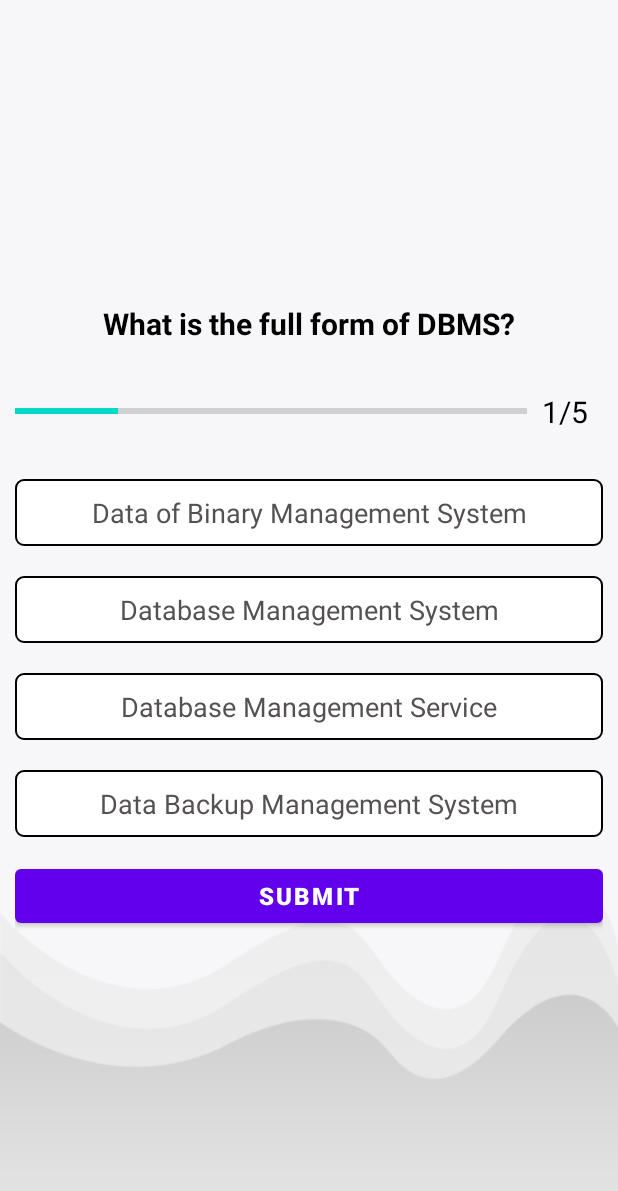
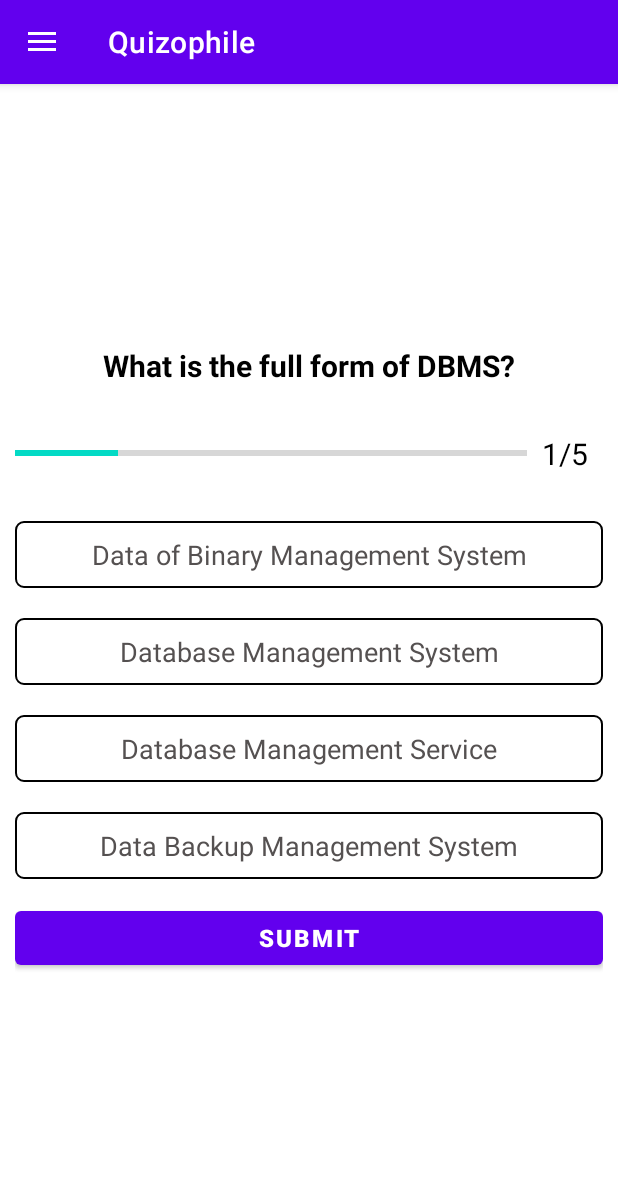
Before and after one commit to ShrutiMishra-2002/Androidbuzz-Quizophile, an Android app: the QuestionActivity screen opened directly, with no data from a screen before it, on a phone screen of 412 x 824 dp. Shown: the top 1191 px of the screen. Run offline under Robolectric (Android 15) with nearby library versions, the phone set to English and light mode, and no system bars.

Commit message:
Nav Drawer, Action_View Intents added (#2)
* added: NavDrawerLayout and MaterialApp bar

* added: github,linkedin links

Co-authored-by: Niket-Jain <52085669+Niket-Jain@users.noreply.github.com>

```diff
--- a/app/src/main/java/com/example/quizapp/MainActivity.kt
+++ b/app/src/main/java/com/example/quizapp/MainActivity.kt
@@ -9,9 +9,11 @@ import android.widget.Toast
 import kotlinx.android.synthetic.main.activity_main.*
 
 class MainActivity : AppCompatActivity() {
+
     override fun onCreate(savedInstanceState: Bundle?) {
         super.onCreate(savedInstanceState)
         setContentView(R.layout.activity_main)
+
         window.decorView.systemUiVisibility= View.SYSTEM_UI_FLAG_FULLSCREEN
         button.setOnClickListener {
             if(input.text.toString().isEmpty())
@@ -20,7 +22,7 @@ class MainActivity : AppCompatActivity() {
             }
             else{
                 var intent = Intent(this,QuestionActivity::class.java)
-                intent.putExtra("${setData.name}",input.text.toString())
+                intent.putExtra(QuestionDummyData.name,input.text.toString())
                 startActivity(intent)
                 finish()
             }
--- a/app/src/main/java/com/example/quizapp/QuestionActivity.kt
+++ b/app/src/main/java/com/example/quizapp/QuestionActivity.kt
@@ -3,144 +3,192 @@ package com.example.quizapp
 import android.content.Intent
 import android.graphics.Color
 import android.graphics.Typeface
+import android.net.Uri
 import androidx.appcompat.app.AppCompatActivity
 import android.os.Bundle
-import android.util.Log
+import android.view.MenuItem
 import android.widget.TextView
 import android.widget.Toast
+import androidx.annotation.StringRes
+import androidx.appcompat.app.ActionBarDrawerToggle
 import androidx.core.content.ContextCompat
 import kotlinx.android.synthetic.main.activity_question.*
 
 
 class QuestionActivity : AppCompatActivity() {
 
-    private var Name:String?=null
-    private var score:Int=0
+    lateinit var actionBarDrawerToggle: ActionBarDrawerToggle
+    private var Name: String? = null
+    private var score: Int = 0
 
-    private var currentPosition:Int=1
-    private var questionList:ArrayList<QuestionData> ? = null
-    private var selecedOption:Int=0
+    private var currentPosition: Int = 1
+    private var questionList: ArrayList<QuestionData>? = null
+    private var selecedOption: Int = 0
+
     override fun onCreate(savedInstanceState: Bundle?) {
         super.onCreate(savedInstanceState)
         setContentView(R.layout.activity_question)
 
-        Name=intent.getStringExtra(setData.name)
+        setUpNavDrawer()
 
-        questionList=setData.getQuestion()
+        Name = intent.getStringExtra(QuestionDummyData.name)
+
+        questionList = QuestionDummyData.getQuestion()
 
         setQuestion()
 
-        opt_1.setOnClickListener{
+        opt_1.setOnClickListener {
 
-            selectedOptionStyle(opt_1,1)
+            selectedOptionStyle(opt_1, 1)
         }
-        opt_2.setOnClickListener{
+        opt_2.setOnClickListener {
 
-            selectedOptionStyle(opt_2,2)
+            selectedOptionStyle(opt_2, 2)
         }
-        opt_3.setOnClickListener{
+        opt_3.setOnClickListener {
 
-            selectedOptionStyle(opt_3,3)
+            selectedOptionStyle(opt_3, 3)
         }
-        opt_4.setOnClickListener{
+        opt_4.setOnClickListener {
 
-            selectedOptionStyle(opt_4,4)
+            selectedOptionStyle(opt_4, 4)
         }
 
         submit.setOnClickListener {
-            if(selecedOption!=0)
-            {
-                val question=questionList!![currentPosition-1]
-                if(selecedOption!=question.correct_ans)
-                {
-                   setColor(selecedOption,R.drawable.wrong_question_option)
-                }else{
+            if (selecedOption != 0) {
+                val question = questionList!![currentPosition - 1]
+                if (selecedOption != question.correct_ans) {
+                    setColor(selecedOption, R.drawable.wrong_question_option)
+                } else {
                     score++;
                 }
-                setColor(question.correct_ans,R.drawable.correct_question_option)
-                if(currentPosition==questionList!!.size)
-                    submit.text="FINISH"
+                setColor(question.correct_ans, R.drawable.correct_question_option)
+                if (currentPosition == questionList!!.size)
+                    submit.text = "FINISH"
                 else
-                    submit.text="Go to Next"
-            }else{
+                    submit.text = "Go to Next"
+            } else {
                 currentPosition++
-                when{
-                    currentPosition<=questionList!!.size->{
+                when {
+                    currentPosition <= questionList!!.size -> {
                         setQuestion()
                     }
-                    else->{
-                       var intent= Intent(this,Result::class.java)
-                        intent.putExtra(setData.name,Name.toString())
-                        intent.putExtra(setData.score,score.toString())
-                        intent.putExtra("total size",questionList!!.size.toString())
+                    else -> {
+                        var intent = Intent(this, Result::class.java)
+                        intent.putExtra(QuestionDummyData.name, Name.toString())
+                        intent.putExtra(QuestionDummyData.score, score.toString())
+                        intent.putExtra("total size", questionList!!.size.toString())
 
                         startActivity(intent)
                         finish()
                     }
                 }
             }
-            selecedOption=0
+            selecedOption = 0
         }
-
     }
 
-    fun setColor(opt:Int,color:Int){
-        when(opt){
-            1->{
-                opt_1.background=ContextCompat.getDrawable(this,color)
+    private fun setUpNavDrawer() {
+        setSupportActionBar(topAppBar)
+        actionBarDrawerToggle =
+            ActionBarDrawerToggle(this, drawerLayout, R.string.app_name, R.string.app_name)
+        // Maintain the State of your Click Events on HamBurger Icon
+        actionBarDrawerToggle.syncState()
+
+        // This Handles the Navigation menu click Events
+        navigationView.setNavigationItemSelectedListener {
+            when (it.itemId) {
+                R.id.btnAboutTheApp -> {
+                    var aboutAppIntent = Intent(
+                        Intent.ACTION_VIEW,
+                        Uri.parse("https://github.com/ShrutiMishra-2002/Quizophile/blob/main/README.md")
+                    )
+                    startActivity(aboutAppIntent)
+                }
+
+                R.id.btnGithub -> {
+                    var aboutAppIntent = Intent(
+                        Intent.ACTION_VIEW,
+                        Uri.parse("https://github.com/ShrutiMishra-2002")
+                    )
+                    startActivity(aboutAppIntent)
+                }
+
+                R.id.btnLinkedIn -> {
+                    var aboutAppIntent = Intent(
+                        Intent.ACTION_VIEW,
+                        Uri.parse("https://www.linkedin.com/in/shruti-mishra-b270a7203")
+                    )
+                    startActivity(aboutAppIntent)
+                }
             }
-            2->{
-                opt_2.background=ContextCompat.getDrawable(this,color)
+            return@setNavigationItemSelectedListener true
+        }
+    }
+
+    fun setColor(opt: Int, color: Int) {
+        when (opt) {
+            1 -> {
+                opt_1.background = ContextCompat.getDrawable(this, color)
             }
-            3->{
-                opt_3.background=ContextCompat.getDrawable(this,color)
+            2 -> {
+                opt_2.background = ContextCompat.getDrawable(this, color)
             }
-            4->{
-                opt_4.background=ContextCompat.getDrawable(this,color)
+            3 -> {
+                opt_3.background = ContextCompat.getDrawable(this, color)
+            }
+            4 -> {
+                opt_4.background = ContextCompat.getDrawable(this, color)
             }
         }
     }
 
 
-    fun setQuestion(){
+    fun setQuestion() {
 
-        val question = questionList!![currentPosition-1]
+        val question = questionList!![currentPosition - 1]
         setOptionStyle()
 
 
-        progress_bar.progress=currentPosition
-        progress_bar.max=questionList!!.size
-        progress_text.text="${currentPosition}"+"/"+"${questionList!!.size}"
-        question_text.text=question.question
-        opt_1.text=question.option_one
-        opt_2.text=question.option_tw0
-        opt_3.text=question.option_three
-        opt_4.text=question.option_four
+        progress_bar.progress = currentPosition
+        progress_bar.max = questionList!!.size
+        progress_text.text = "${currentPosition}" + "/" + "${questionList!!.size}"
+        question_text.text = question.question
+        opt_1.text = question.option_one
+        opt_2.text = question.option_tw0
+        opt_3.text = question.option_three
+        opt_4.text = question.option_four
 
     }
 
-    fun setOptionStyle(){
-        var optionList:ArrayList<TextView> = arrayListOf()
-        optionList.add(0,opt_1)
-        optionList.add(1,opt_2)
-        optionList.add(2,opt_3)
-        optionList.add(3,opt_4)
+    fun setOptionStyle() {
+        var optionList: ArrayList<TextView> = arrayListOf()
+        optionList.add(0, opt_1)
+        optionList.add(1, opt_2)
+        optionList.add(2, opt_3)
+        optionList.add(3, opt_4)
 
-        for(op in optionList)
-        {
+        for (op in optionList) {
             op.setTextColor(Color.parseColor("#555151"))
-            op.background=ContextCompat.getDrawable(this,R.drawable.question_option)
-            op.typeface= Typeface.DEFAULT
+            op.background = ContextCompat.getDrawable(this, R.drawable.question_option)
+            op.typeface = Typeface.DEFAULT
         }
     }
 
-    fun selectedOptionStyle(view:TextView,opt:Int){
+    fun selectedOptionStyle(view: TextView, opt: Int) {
 
         setOptionStyle()
-        selecedOption=opt
-        view.background=ContextCompat.getDrawable(this,R.drawable.selected_question_option)
-        view.typeface= Typeface.DEFAULT_BOLD
+        selecedOption = opt
+        view.background = ContextCompat.getDrawable(this, R.drawable.selected_question_option)
+        view.typeface = Typeface.DEFAULT_BOLD
         view.setTextColor(Color.parseColor("#000000"))
 
     }
+
+    override fun onOptionsItemSelected(item: MenuItem): Boolean {
+        if (actionBarDrawerToggle.onOptionsItemSelected(item)) {
+            return true
+        }
+        return super.onOptionsItemSelected(item)
+    }
 }
--- a/app/src/main/java/com/example/quizapp/setData.kt
+++ b/app/src/main/java/com/example/quizapp/QuestionDummyData.kt
@@ -1,14 +1,14 @@
 package com.example.quizapp
 
-object setData {
+object QuestionDummyData {
 
     const val name:String="name"
     const val score:String="score"
 
    fun getQuestion():ArrayList<QuestionData>{
-       var que:ArrayList<QuestionData> = arrayListOf()
+       val que:ArrayList<QuestionData> = arrayListOf()
 
-       var question1 = QuestionData(
+       val question1 = QuestionData(
            1,
            "What is the full form of DBMS?",
 
@@ -18,7 +18,7 @@ object setData {
            "Data Backup Management System",
            2
        )
-       var question2 = QuestionData(
+       val question2 = QuestionData(
            2,
            "Operating system is a collection of ?" ,
 
@@ -28,7 +28,7 @@ object setData {
            "All of these",
            1
        )
-       var question3 = QuestionData(
+       val question3 = QuestionData(
            3,
            "How can we describe an array in the best possible way?",
 
@@ -38,7 +38,7 @@ object setData {
            "The Array is not a data structure",
            2
        )
-       var question4 = QuestionData(
+       val question4 = QuestionData(
            4,
            "Which type of data can be stored in the database?",
 
@@ -49,7 +49,7 @@ object setData {
            4
        )
 
-       var question5 = QuestionData(
+       val question5 = QuestionData(
            5,
            "How can we initialize an array in C language?",
 
@@ -65,6 +65,7 @@ object setData {
        que.add(question3)
        que.add(question4)
        que.add(question5)
+
        return que
    }
 }
--- a/app/src/main/java/com/example/quizapp/Result.kt
+++ b/app/src/main/java/com/example/quizapp/Result.kt
@@ -7,20 +7,22 @@ import android.view.View
 import kotlinx.android.synthetic.main.activity_result.*
 
 class Result : AppCompatActivity() {
+
     override fun onCreate(savedInstanceState: Bundle?) {
         super.onCreate(savedInstanceState)
         setContentView(R.layout.activity_result)
-        window.decorView.systemUiVisibility= View.SYSTEM_UI_FLAG_FULLSCREEN
-        val userName=intent.getStringExtra(setData.name)
-        val score=intent.getStringExtra(setData.score)
-        val totalQuestion=intent.getStringExtra("total size")
 
-        congo.text="Congratulations ${userName} !!"
-        Score.text="${score} / ${totalQuestion}"
+        window.decorView.systemUiVisibility = View.SYSTEM_UI_FLAG_FULLSCREEN
+        val userName = intent.getStringExtra(QuestionDummyData.name)
+        val score = intent.getStringExtra(QuestionDummyData.score)
+        val totalQuestion = intent.getStringExtra("total size")
+
+        congo.text = "Congratulations $userName !!"
+        Score.text = "$score / $totalQuestion"
+
         finishButton.setOnClickListener {
-            startActivity(Intent(this,MainActivity::class.java))
+            startActivity(Intent(this, MainActivity::class.java))
             finish()
         }
-
     }
 }
--- a/app/src/main/java/com/example/quizapp/splashActivity2.kt
+++ b/app/src/main/java/com/example/quizapp/SplashActivity.kt
@@ -7,13 +7,15 @@ import android.os.Handler
 import android.os.Looper
 import android.widget.Button
 
-class SplashActivity2 : AppCompatActivity() {
+class SplashActivity : AppCompatActivity() {
+
     override fun onCreate(savedInstanceState: Bundle?) {
         super.onCreate(savedInstanceState)
         setContentView(R.layout.activity_splash2)
+
         Handler(Looper.getMainLooper()).postDelayed({
             startActivity(Intent(this, MainActivity::class.java))
             finish()
-        }, 6000)
+        }, 3000)
     }
 }
--- /dev/null
+++ b/app/src/main/res/drawable/ic_about_.xml
@@ -0,0 +1,10 @@
+<vector xmlns:android="http://schemas.android.com/apk/res/android"
+    android:width="24dp"
+    android:height="24dp"
+    android:viewportWidth="24"
+    android:viewportHeight="24"
+    android:tint="?attr/colorControlNormal">
+  <path
+      android:fillColor="@android:color/white"
+      android:pathData="M12,2C6.48,2 2,6.48 2,12s4.48,10 10,10 10,-4.48 10,-10S17.52,2 12,2zM13,17h-2v-6h2v6zM13,9h-2L11,7h2v2z"/>
+</vector>
--- /dev/null
+++ b/app/src/main/res/drawable/ic_code.xml
@@ -0,0 +1,10 @@
+<vector xmlns:android="http://schemas.android.com/apk/res/android"
+    android:width="24dp"
+    android:height="24dp"
+    android:viewportWidth="24"
+    android:viewportHeight="24"
+    android:tint="?attr/colorControlNormal">
+  <path
+      android:fillColor="@android:color/white"
+      android:pathData="M9.4,16.6L4.8,12l4.6,-4.6L8,6l-6,6 6,6 1.4,-1.4zM14.6,16.6l4.6,-4.6 -4.6,-4.6L16,6l6,6 -6,6 -1.4,-1.4z"/>
+</vector>
--- /dev/null
+++ b/app/src/main/res/drawable/ic_hamburger_icon.xml
@@ -0,0 +1,10 @@
+<vector xmlns:android="http://schemas.android.com/apk/res/android"
+    android:width="24dp"
+    android:height="24dp"
+    android:viewportWidth="24"
+    android:viewportHeight="24"
+    android:tint="?attr/colorControlNormal">
+  <path
+      android:fillColor="@android:color/white"
+      android:pathData="M3,18h18v-2L3,16v2zM3,13h18v-2L3,11v2zM3,6v2h18L21,6L3,6z"/>
+</vector>
--- /dev/null
+++ b/app/src/main/res/drawable/ic_person.xml
@@ -0,0 +1,10 @@
+<vector xmlns:android="http://schemas.android.com/apk/res/android"
+    android:width="24dp"
+    android:height="24dp"
+    android:viewportWidth="24"
+    android:viewportHeight="24"
+    android:tint="?attr/colorControlNormal">
+  <path
+      android:fillColor="@android:color/white"
+      android:pathData="M12,12c2.21,0 4,-1.79 4,-4s-1.79,-4 -4,-4 -4,1.79 -4,4 1.79,4 4,4zM12,14c-2.67,0 -8,1.34 -8,4v2h16v-2c0,-2.66 -5.33,-4 -8,-4z"/>
+</vector>
--- a/app/src/main/res/drawable/wrong_question_option.xml
+++ b/app/src/main/res/drawable/wrong_question_option.xml
@@ -1,8 +1,6 @@
 <?xml version="1.0" encoding="utf-8"?>
 <shape xmlns:android="http://schemas.android.com/apk/res/android"
     android:shape="rectangle">
-
-
 
     <solid android:color="#F44336"/>
     <corners android:radius="5dp"/>
--- a/app/src/main/res/layout/activity_question.xml
+++ b/app/src/main/res/layout/activity_question.xml
@@ -1,49 +1,63 @@
 <?xml version="1.0" encoding="utf-8"?>
-<LinearLayout xmlns:android="http://schemas.android.com/apk/res/android"
+<androidx.drawerlayout.widget.DrawerLayout xmlns:android="http://schemas.android.com/apk/res/android"
     xmlns:app="http://schemas.android.com/apk/res-auto"
     xmlns:tools="http://schemas.android.com/tools"
+    android:id="@+id/drawerLayout"
     android:layout_width="match_parent"
     android:layout_height="match_parent"
+    tools:context=".QuestionActivity">
+
+    <androidx.constraintlayout.widget.ConstraintLayout
+        android:layout_width="match_parent"
+        android:layout_height="wrap_content">
+
+        <LinearLayout
+            android:id="@+id/linearLayout"
+            android:layout_width="match_parent"
+            android:layout_height="0dp"
+            android:gravity="center"
             android:orientation="vertical"
-    android:background="@drawable/back"
             android:padding="10dp"
-    android:gravity="center"
-    tools:context=".QuestionActivity">
+            app:layout_constraintBottom_toBottomOf="parent"
+            app:layout_constraintEnd_toEndOf="parent"
+            app:layout_constraintStart_toStartOf="parent"
+            app:layout_constraintTop_toBottomOf="@+id/appBarLayout">
 
             <TextView
                 android:id="@+id/question_text"
                 android:layout_width="match_parent"
                 android:layout_height="wrap_content"
                 android:gravity="center"
+                android:text="ENTER YOUR QUESTION"
+                android:textColor="@color/black"
                 android:textSize="20sp"
-        android:textStyle="bold"
-        android:textColor="@color/black"
-        android:text="ENTER YOUR QUESTION"/>
+                android:textStyle="bold" />
 
             <LinearLayout
                 android:layout_width="match_parent"
                 android:layout_height="wrap_content"
                 android:layout_marginTop="20dp"
-        android:orientation="horizontal"
-        android:gravity="center_vertical">
+                android:gravity="center_vertical"
+                android:orientation="horizontal">
+
                 <ProgressBar
                     android:id="@+id/progress_bar"
+                    style="?android:progressBarStyleHorizontal"
                     android:layout_width="0dp"
                     android:layout_height="wrap_content"
                     android:layout_weight="1"
-            android:progress="0"
                     android:max="5"
                     android:minHeight="50dp"
-            style="?android:progressBarStyleHorizontal"/>
-            />
+                    android:progress="0" />
+
                 <TextView
                     android:id="@+id/progress_text"
                     android:layout_width="wrap_content"
                     android:layout_height="wrap_content"
+                    android:padding="10dp"
                     android:text="1/5"
+                    android:textColor="@color/black"
                     android:textSize="20sp"
-            android:padding="10dp"
-            android:textColor="@color/black"
 
                     />
             </LinearLayout>
@@ -52,13 +66,12 @@
                 android:id="@+id/opt_1"
                 android:layout_width="match_parent"
                 android:layout_height="wrap_content"
+                android:layout_marginTop="20dp"
+                android:background="@drawable/question_option"
+                android:gravity="center"
+                android:padding="10dp"
                 android:text="option1"
-
-        android:background="@drawable/question_option"
-        android:padding="10dp"
-        android:textSize="18sp"
-        android:layout_marginTop="20dp"
-        android:gravity="center"/>
+                android:textSize="18sp" />
 
             <TextView
                 android:id="@+id/opt_2"
@@ -75,22 +88,23 @@
                 android:id="@+id/opt_3"
                 android:layout_width="match_parent"
                 android:layout_height="wrap_content"
+                android:layout_marginTop="20dp"
+                android:background="@drawable/question_option"
+                android:gravity="center"
+                android:padding="10dp"
                 android:text="option1"
-        android:background="@drawable/question_option"
-        android:padding="10dp"
-        android:textSize="18sp"
-        android:layout_marginTop="20dp"
-        android:gravity="center"/>
+                android:textSize="18sp" />
+
             <TextView
                 android:id="@+id/opt_4"
                 android:layout_width="match_parent"
                 android:layout_height="wrap_content"
+                android:layout_marginTop="20dp"
+                android:background="@drawable/question_option"
+                android:gravity="center"
+                android:padding="10dp"
                 android:text="option1"
-        android:background="@drawable/question_option"
-        android:padding="10dp"
-        android:textSize="18sp"
-        android:layout_marginTop="20dp"
-        android:gravity="center"/>
+                android:textSize="18sp" />
 
             <Button
                 android:id="@+id/submit"
@@ -98,7 +112,38 @@
                 android:layout_height="wrap_content"
                 android:layout_marginTop="15dp"
                 android:text="Submit"
-            android:textSize="16dp"
-            android:textStyle="bold"/>
+                android:textSize="16sp"
+                android:textStyle="bold" />
 
         </LinearLayout>
+
+        <com.google.android.material.appbar.AppBarLayout
+            android:id="@+id/appBarLayout"
+            android:layout_width="match_parent"
+            android:layout_height="wrap_content"
+            app:layout_constraintEnd_toEndOf="parent"
+            app:layout_constraintStart_toStartOf="parent"
+            app:layout_constraintTop_toTopOf="parent">
+
+            <com.google.android.material.appbar.MaterialToolbar
+                android:id="@+id/topAppBar"
+                style="@style/Widget.MaterialComponents.Toolbar.Primary"
+                android:layout_width="match_parent"
+                android:layout_height="?attr/actionBarSize"
+                app:navigationIcon="@drawable/ic_hamburger_icon"
+                app:title="@string/app_name" />
+
+        </com.google.android.material.appbar.AppBarLayout>
+
+
+    </androidx.constraintlayout.widget.ConstraintLayout>
+
+    <com.google.android.material.navigation.NavigationView
+        android:id="@+id/navigationView"
+        android:layout_width="match_parent"
+        android:layout_height="match_parent"
+        app:headerLayout="@layout/drawer_header"
+        android:layout_gravity="start"
+        app:menu="@menu/drawer_menu" />
+
+</androidx.drawerlayout.widget.DrawerLayout>
--- a/app/src/main/res/layout/activity_splash2.xml
+++ b/app/src/main/res/layout/activity_splash2.xml
@@ -9,7 +9,7 @@
     android:background="@drawable/background2"
     android:padding="10dp"
     android:gravity="center"
-    tools:context=".SplashActivity2">
+    tools:context=".SplashActivity">
 
 
     <com.airbnb.lottie.LottieAnimationView
--- a/app/src/main/res/menu/drawer_menu.xml
+++ b/app/src/main/res/menu/drawer_menu.xml
@@ -1,11 +1,19 @@
 <?xml version="1.0" encoding="utf-8"?>
-<menu xmlns:app="http://schemas.android.com/apk/res-auto"
-    xmlns:android="http://schemas.android.com/apk/res/android">
+<menu xmlns:android="http://schemas.android.com/apk/res/android"
+    xmlns:app="http://schemas.android.com/apk/res-auto">
 
-    <item android:title="About The App"
-        android:id="@+id/btnAboutTheApp" />
-    <item android:title="LinkedIn"
-        android:id="@+id/btnLinkedIn" />
-    <item android:title="Github"
-        android:id="@+id/btnGithub"/>
+    <item
+        android:id="@+id/btnAboutTheApp"
+        android:icon="@drawable/ic_about_"
+        android:title="About The App" />
+
+    <item
+        android:id="@+id/btnLinkedIn"
+        android:icon="@drawable/ic_person"
+        android:title="LinkedIn" />
+
+    <item
+        android:id="@+id/btnGithub"
+        android:icon="@drawable/ic_code"
+        android:title="Github" />
 </menu>
--- a/app/src/main/res/values/themes.xml
+++ b/app/src/main/res/values/themes.xml
@@ -1,6 +1,6 @@
 <resources xmlns:tools="http://schemas.android.com/tools">
     <!-- Base application theme. -->
-    <style name="Theme.QuizApp" parent="Theme.MaterialComponents.DayNight.NoActionBar">
+    <style name="Theme.QuizApp" parent="Theme.MaterialComponents.Light.NoActionBar">
         <!-- Primary brand color. -->
         <item name="colorPrimary">@color/purple_500</item>
         <item name="colorPrimaryVariant">@color/purple_700</item>
@@ -10,7 +10,6 @@
         <item name="colorSecondaryVariant">@color/teal_700</item>
         <item name="colorOnSecondary">@color/black</item>
         <!-- Status bar color. -->
-        <item name="android:statusBarColor" tools:targetApi="l">?attr/colorPrimaryVariant</item>
         <!-- Customize your theme here. -->
     </style>
     <style name="Theme.MyApp" parent="Theme.MaterialComponents.Light.NoActionBar">
@@ -23,7 +22,6 @@
         <item name="colorSecondaryVariant">@color/teal_700</item>
         <item name="colorOnSecondary">@color/black</item>
         <!-- Status bar color. -->
-        <item name="android:statusBarColor" tools:targetApi="l">?attr/colorPrimaryVariant</item>
         <!-- Customize your theme here. -->
     </style>
 </resources>
```
Also changed, not shown: app/src/main/AndroidManifest.xml (+8 -10 lines), app/src/main/java/com/example/quizapp/QuestionData.kt (+9 -9 lines). Lines whose indentation alone changed are shown as unchanged.
